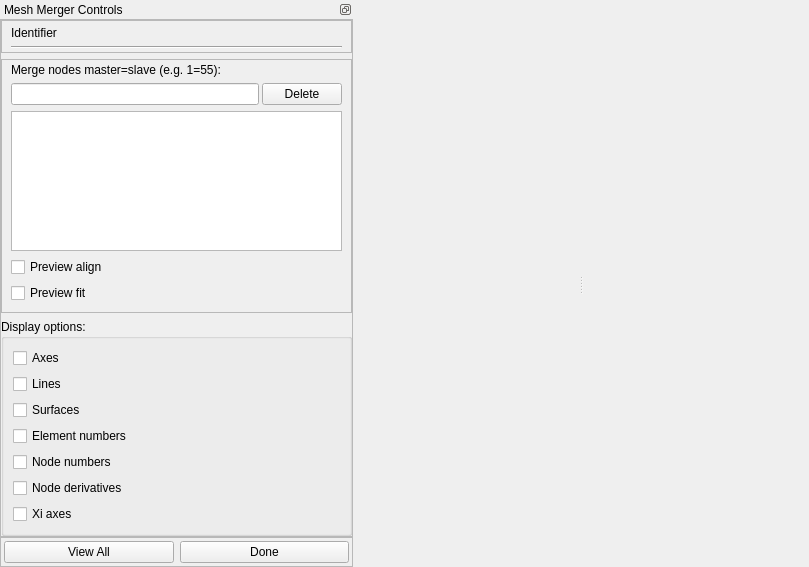
The window that mapclientplugins/meshmergerstep/qt/meshmergerwidget.ui (ABI-Software/mapclientplugins.meshmergerstep) describes before a commit, drawn with Qt 5.
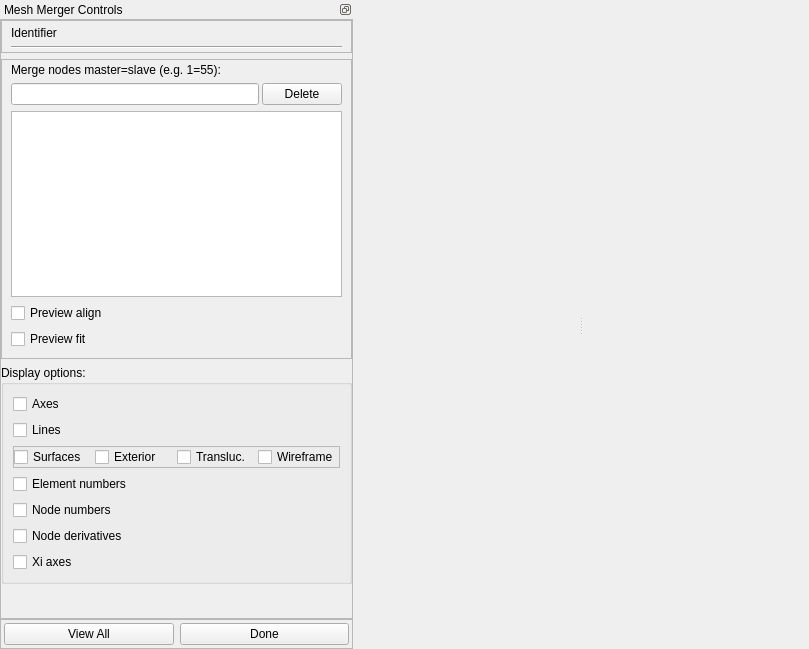
The same window after the commit. Custom widgets are drawn as their Qt base class.

Commit message:
Add exterior/translucent/wireframe surfaces
Set up for node picking.

```diff
--- a/mapclientplugins/meshmergerstep/qt/meshmergerwidget.ui
+++ b/mapclientplugins/meshmergerstep/qt/meshmergerwidget.ui
@@ -7,7 +7,7 @@
     <x>0</x>
     <y>0</y>
     <width>809</width>
-    <height>567</height>
+    <height>649</height>
    </rect>
   </property>
   <property name="sizePolicy">
@@ -88,8 +88,8 @@
            <rect>
             <x>0</x>
             <y>0</y>
-            <width>351</width>
-            <height>503</height>
+            <width>364</width>
+            <height>564</height>
            </rect>
           </property>
           <property name="sizePolicy">
@@ -237,10 +237,46 @@
                  </widget>
                 </item>
                 <item>
-                 <widget class="QCheckBox" name="displaySurfaces_checkBox">
-                  <property name="text">
-                   <string>Surfaces</string>
+                 <widget class="QFrame" name="displaySurfaces_frame">
+                  <property name="frameShape">
+                   <enum>QFrame::StyledPanel</enum>
                   </property>
+                  <property name="frameShadow">
+                   <enum>QFrame::Raised</enum>
+                  </property>
+                  <layout class="QHBoxLayout" name="horizontalLayout_5">
+                   <property name="margin">
+                    <number>0</number>
+                   </property>
+                   <item>
+                    <widget class="QCheckBox" name="displaySurfaces_checkBox">
+                     <property name="text">
+                      <string>Surfaces</string>
+                     </property>
+                    </widget>
+                   </item>
+                   <item>
+                    <widget class="QCheckBox" name="displaySurfacesExterior_checkBox">
+                     <property name="text">
+                      <string>Exterior</string>
+                     </property>
+                    </widget>
+                   </item>
+                   <item>
+                    <widget class="QCheckBox" name="displaySurfacesTranslucent_checkBox">
+                     <property name="text">
+                      <string>Transluc.</string>
+                     </property>
+                    </widget>
+                   </item>
+                   <item>
+                    <widget class="QCheckBox" name="displaySurfacesWireframe_checkBox">
+                     <property name="text">
+                      <string>Wireframe</string>
+                     </property>
+                    </widget>
+                   </item>
+                  </layout>
                  </widget>
                 </item>
                 <item>
```
The commit also changes 3 other files.
